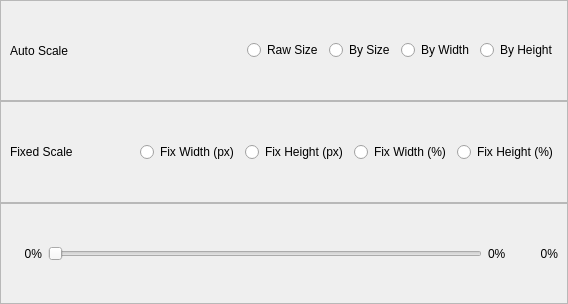
The window that src/gui/controll-bar-area/scale-setting.ui (haocxy/smooth-comic) describes before a commit, drawn with Qt 5.
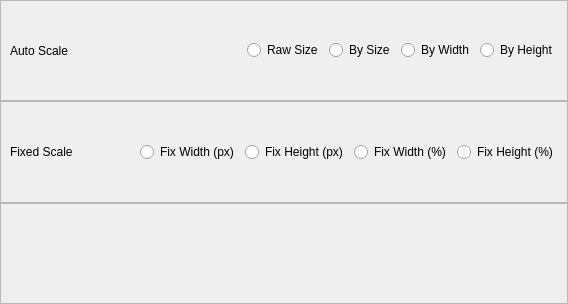
The same window after the commit.

What changed in the file:
```diff
--- a/src/gui/controll-bar-area/scale-setting.ui
+++ b/src/gui/controll-bar-area/scale-setting.ui
@@ -163,66 +163,6 @@
      <property name="frameShadow">
       <enum>QFrame::Raised</enum>
      </property>
-     <layout class="QHBoxLayout" name="horizontalLayout_2">
-      <item>
-       <widget class="QLabel" name="scaleMinValue">
-        <property name="minimumSize">
-         <size>
-          <width>32</width>
-          <height>0</height>
-         </size>
-        </property>
-        <property name="text">
-         <string>0%</string>
-        </property>
-        <property name="alignment">
-         <set>Qt::AlignRight|Qt::AlignTrailing|Qt::AlignVCenter</set>
-        </property>
-       </widget>
-      </item>
-      <item>
-       <widget class="QSlider" name="scaleSlider">
-        <property name="minimumSize">
-         <size>
-          <width>300</width>
-          <height>0</height>
-         </size>
-        </property>
-        <property name="orientation">
-         <enum>Qt::Horizontal</enum>
-        </property>
-       </widget>
-      </item>
-      <item>
-       <widget class="QLabel" name="scaleMaxValue">
-        <property name="minimumSize">
-         <size>
-          <width>32</width>
-          <height>0</height>
-         </size>
-        </property>
-        <property name="text">
-         <string>0%</string>
-        </property>
-       </widget>
-      </item>
-      <item>
-       <widget class="QLabel" name="labelCurrScale">
-        <property name="minimumSize">
-         <size>
-          <width>32</width>
-          <height>0</height>
-         </size>
-        </property>
-        <property name="text">
-         <string>0%</string>
-        </property>
-        <property name="alignment">
-         <set>Qt::AlignRight|Qt::AlignTrailing|Qt::AlignVCenter</set>
-        </property>
-       </widget>
-      </item>
-     </layout>
     </widget>
    </item>
   </layout>
```
Left out of the diff: 2 changed lines with no effect on the pictures.
